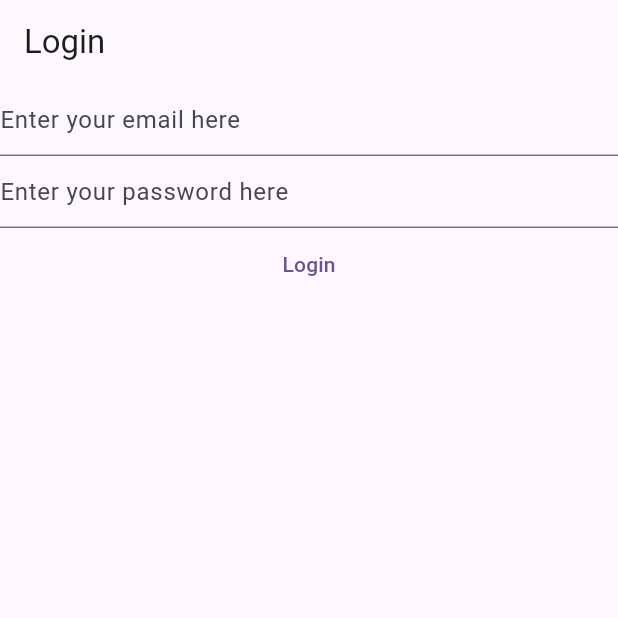
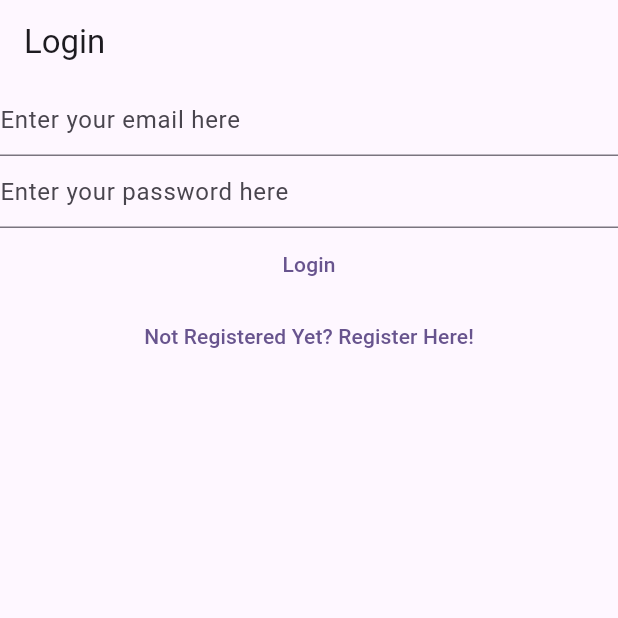
Before and after one commit to Ashe-png/Notes-app, a Flutter app: the screen it shows after launch, on a phone screen of 412 x 824 dp, the top half of it. Run offline on Flutter 3.47's test engine with Material 2 defaults, Android fonts, the phone set to English and light mode, and no system bars; our stand-ins replace firebase_auth, firebase_core; accounts and stored records are empty.

Commit message:
second commit

```diff
--- a/lib/main.dart
+++ b/lib/main.dart
@@ -1,5 +1,11 @@
+import 'package:firebase_auth/firebase_auth.dart';
+import 'package:firebase_core/firebase_core.dart';
 import 'package:flutter/material.dart';
 import 'package:my_app/views/login_view.dart';
+import 'package:my_app/views/register_view.dart';
+import 'package:my_app/views/verify_email_view.dart';
+
+import 'firebase_options.dart';
 
 void main() {
   WidgetsFlutterBinding.ensureInitialized();
@@ -10,7 +16,48 @@ void main() {
         colorScheme: ColorScheme.fromSeed(seedColor: Colors.deepPurple),
         useMaterial3: true,
       ),
-      home: const LoginView(),
+      home: const HomePage(),
+      routes: {
+        '/login/': (context) => const LoginView(),
+        '/register/': (context) => const RegisterView(),
+      },
     ),
   );
 }
+
+class HomePage extends StatelessWidget {
+  const HomePage({super.key});
+
+  @override
+  Widget build(BuildContext context) {
+    return FutureBuilder(
+      future: Firebase.initializeApp(
+        options: DefaultFirebaseOptions.currentPlatform,
+      ),
+      builder: (context, snapshot) {
+        switch (snapshot.connectionState) {
+          case ConnectionState.done:
+            final user = FirebaseAuth.instance.currentUser;
+            if (user != null) {
+              if (user.emailVerified) {
+                print('Email is verified');
+              } else {
+                return const VerifyEmailView();
+              }
+            } else {
+              return const LoginView();
+            }
+            // if (user?.emailVerified ?? false) {
+            //   // return const Text('Done');
+            // } else {
+            //   return const VerifyEmailView();
+            // }
+            // return const Text('Done');
+            return const Text('Done');
+          default:
+            return const Text('Loading...');
+        }
+      },
+    );
+  }
+}
--- a/lib/views/login_view.dart
+++ b/lib/views/login_view.dart
@@ -1,8 +1,6 @@
 import 'package:firebase_auth/firebase_auth.dart';
-import 'package:firebase_core/firebase_core.dart';
+
 import 'package:flutter/material.dart';
-
-import '../firebase_options.dart';
 
 class LoginView extends StatefulWidget {
   const LoginView({super.key});
@@ -35,14 +33,7 @@ class _LoginViewState extends State<LoginView> {
       appBar: AppBar(
         title: const Text('Login'),
       ),
-      body: FutureBuilder(
-        future: Firebase.initializeApp(
-          options: DefaultFirebaseOptions.currentPlatform,
-        ),
-        builder: (context, snapshot) {
-          switch (snapshot.connectionState) {
-            case ConnectionState.done:
-              return Column(
+      body: Column(
         children: [
           TextField(
               controller: _email,
@@ -80,12 +71,16 @@ class _LoginViewState extends State<LoginView> {
             },
             child: const Text('Login'),
           ),
+          TextButton(
+            onPressed: () {
+              Navigator.of(context).pushNamedAndRemoveUntil(
+                '/register/',
+                (route) => false,
+              );
+            },
+            child: const Text('Not Registered Yet? Register Here!'),
+          )
         ],
-              );
-            default:
-              return const Text('Loading...');
-          }
-        },
       ),
     );
   }
```
Also changed, not shown: lib/views/register_view.dart (+10 -16 lines), lib/views/verify_email_view.dart (added, +32 -0 lines). Lines whose indentation alone changed are shown as unchanged.
